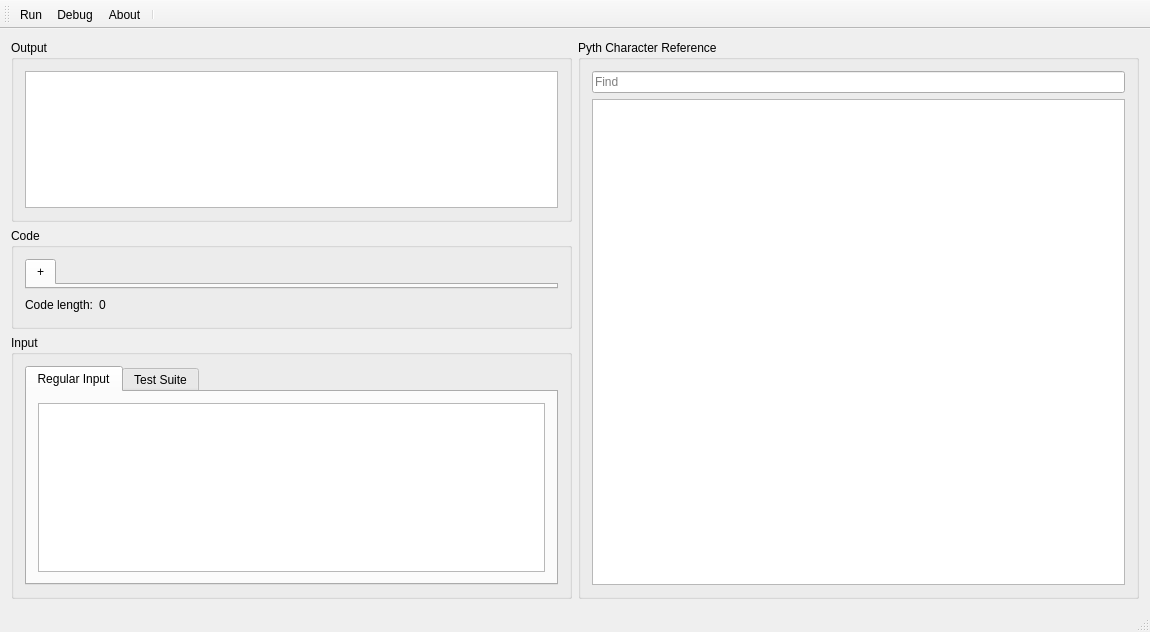
Before: the Qt Designer form mainwindow.ui in jakobkogler/PythIDE, drawn with Qt 5.
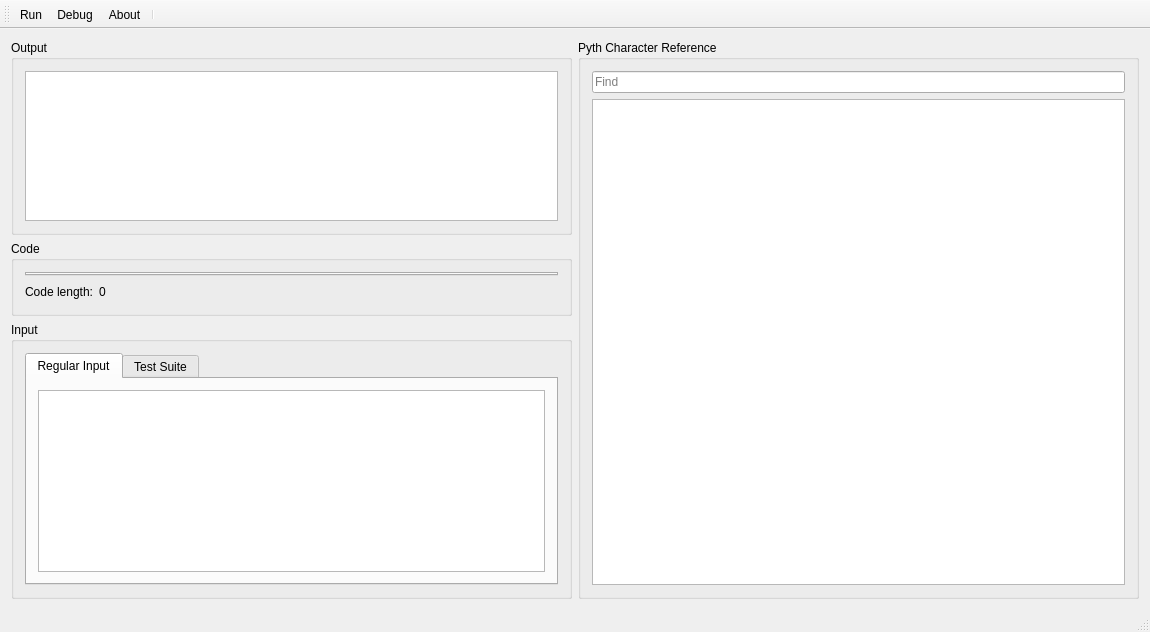
After: the same form once the commit is applied.

Commit message: Remove '+'-Tab

What changed in the file:
```diff
--- a/mainwindow.ui
+++ b/mainwindow.ui
@@ -97,11 +97,6 @@
               <property name="currentIndex">
                <number>0</number>
               </property>
-              <widget class="QWidget" name="additional_tab">
-               <attribute name="title">
-                <string>+</string>
-               </attribute>
-              </widget>
              </widget>
             </item>
            </layout>
```
Left out of the diff: 2 changed lines with no effect on the pictures. The commit also changes 1 other file.
